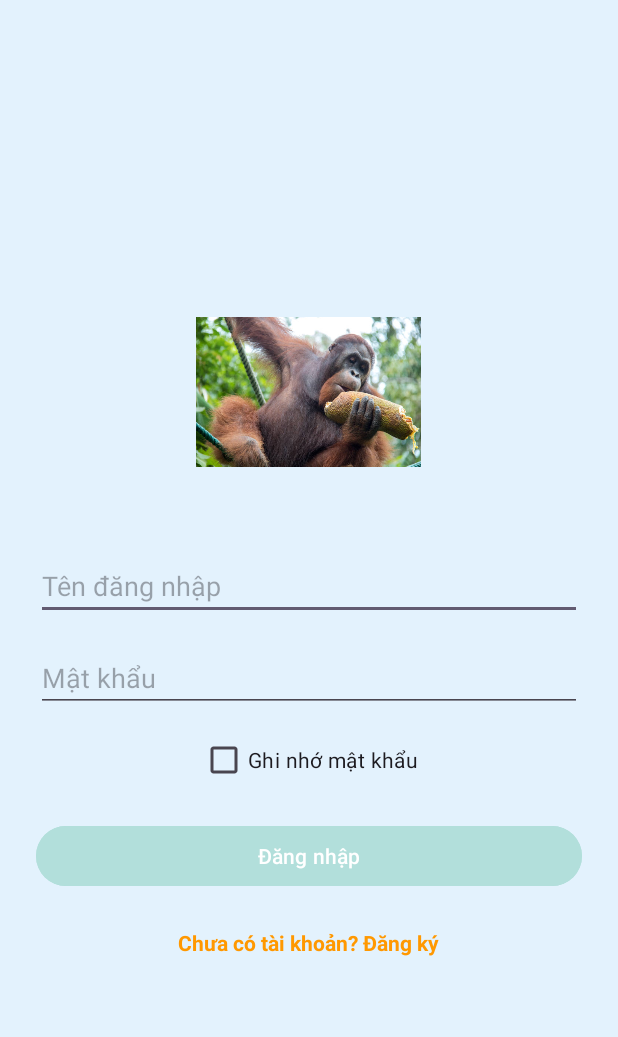
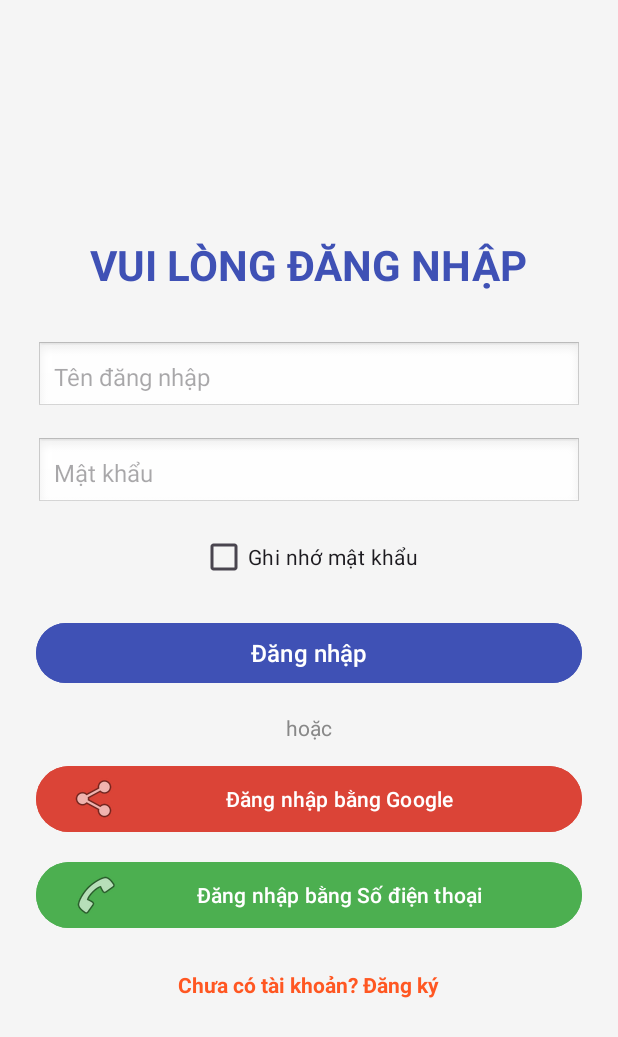
Before and after one commit to trandoan2005/tranvandoan, an Android app: the screen it shows after launch (LoginActivity), on a phone screen of 412 x 824 dp. Shown: the top 1037 px of the screen. Run offline under Robolectric (Android 15) with nearby library versions, the phone set to English and light mode, and no system bars; our stand-ins replace Volley.

Commit message:
Cập nhật layout login + thêm icon Google và Phone

```diff
--- a/app/build.gradle.kts
+++ b/app/build.gradle.kts
@@ -36,6 +36,8 @@ dependencies {
     implementation(libs.appcompat)
     implementation(libs.material)
     implementation(libs.activity)
+    implementation ("com.android.volley:volley:1.2.1")
+
     implementation(libs.constraintlayout)
 
     // ✅ Thêm thư viện Gson để sử dụng trong activity_cart.java
--- a/app/src/main/res/layout/activity_login.xml
+++ b/app/src/main/res/layout/activity_login.xml
@@ -1,21 +1,23 @@
 <?xml version="1.0" encoding="utf-8"?>
 <LinearLayout xmlns:android="http://schemas.android.com/apk/res/android"
-    xmlns:app="http://schemas.android.com/apk/res-auto"
     android:id="@+id/login_layout"
     android:layout_width="match_parent"
     android:layout_height="match_parent"
     android:orientation="vertical"
     android:padding="24dp"
     android:gravity="center"
-    android:background="@color/login_bg">
+    android:background="#F5F5F5">
 
-    <!-- Hình ảnh logo -->
-    <ImageView
+    <!-- Tiêu đề -->
+    <TextView
         android:id="@+id/login_logo"
-        android:layout_width="150dp"
-        android:layout_height="150dp"
-        android:layout_marginBottom="32dp"
-        android:src="@drawable/mit1" />
+        android:layout_width="wrap_content"
+        android:layout_height="wrap_content"
+        android:text="VUI LÒNG ĐĂNG NHẬP"
+        android:textSize="28sp"
+        android:textStyle="bold"
+        android:textColor="#3F51B5"
+        android:layout_marginBottom="32dp" />
 
     <!-- Tên đăng nhập -->
     <EditText
@@ -24,6 +26,9 @@
         android:layout_height="wrap_content"
         android:hint="Tên đăng nhập"
         android:inputType="textPersonName"
+        android:textSize="16sp"
+        android:padding="12dp"
+        android:background="@android:drawable/edit_text"
         android:layout_marginBottom="16dp" />
 
     <!-- Mật khẩu -->
@@ -33,6 +38,9 @@
         android:layout_height="wrap_content"
         android:hint="Mật khẩu"
         android:inputType="textPassword"
+        android:textSize="16sp"
+        android:padding="12dp"
+        android:background="@android:drawable/edit_text"
         android:layout_marginBottom="8dp" />
 
     <!-- Ghi nhớ mật khẩu -->
@@ -41,15 +49,48 @@
         android:layout_width="wrap_content"
         android:layout_height="wrap_content"
         android:text="Ghi nhớ mật khẩu"
+        android:textSize="14sp"
         android:layout_marginBottom="16dp" />
 
-    <!-- Nút đăng nhập -->
+    <!-- Nút đăng nhập chính -->
     <Button
         android:id="@+id/login_button"
         android:layout_width="match_parent"
         android:layout_height="wrap_content"
-        android:backgroundTint="@color/login"
         android:text="Đăng nhập"
+        android:textSize="16sp"
+        android:backgroundTint="#3F51B5"
+        android:textColor="#FFFFFF"
+        android:layout_marginBottom="16dp" />
+
+    <!-- Hoặc -->
+    <TextView
+        android:layout_width="wrap_content"
+        android:layout_height="wrap_content"
+        android:text="hoặc"
+        android:textColor="#888888"
+        android:layout_marginBottom="12dp" />
+
+    <!-- Đăng nhập bằng Google -->
+    <Button
+        android:id="@+id/btn_google_login"
+        android:layout_width="match_parent"
+        android:layout_height="wrap_content"
+        android:text="Đăng nhập bằng Google"
+        android:drawableLeft="@android:drawable/ic_menu_share"
+        android:backgroundTint="#DB4437"
+        android:textColor="#FFFFFF"
+        android:layout_marginBottom="12dp" />
+
+    <!-- Đăng nhập bằng số điện thoại -->
+    <Button
+        android:id="@+id/btn_phone_login"
+        android:layout_width="match_parent"
+        android:layout_height="wrap_content"
+        android:text="Đăng nhập bằng Số điện thoại"
+        android:drawableLeft="@android:drawable/ic_menu_call"
+        android:backgroundTint="#4CAF50"
+        android:textColor="#FFFFFF"
         android:layout_marginBottom="16dp" />
 
     <!-- TextView đăng ký -->
@@ -58,7 +99,7 @@
         android:layout_width="wrap_content"
         android:layout_height="wrap_content"
         android:text="Chưa có tài khoản? Đăng ký"
-        android:textColor="#FF9800"
+        android:textColor="#FF5722"
         android:textStyle="bold"
         android:textSize="14sp"
         android:layout_marginTop="8dp"
```
Also changed, not shown: app/src/main/AndroidManifest.xml (+24 -33 lines), app/src/main/java/com/example/hitcapp/LoginActivity.java (+63 -13 lines), app/src/main/res/layout/activity_home.xml (+13 -4 lines), app/src/main/res/drawable/ic_google.webp (added), app/src/main/res/drawable/ic_phone.webp (added).
